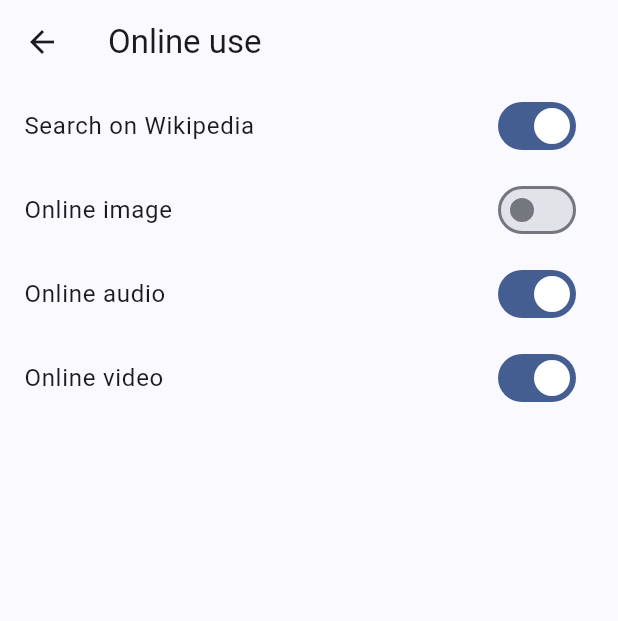
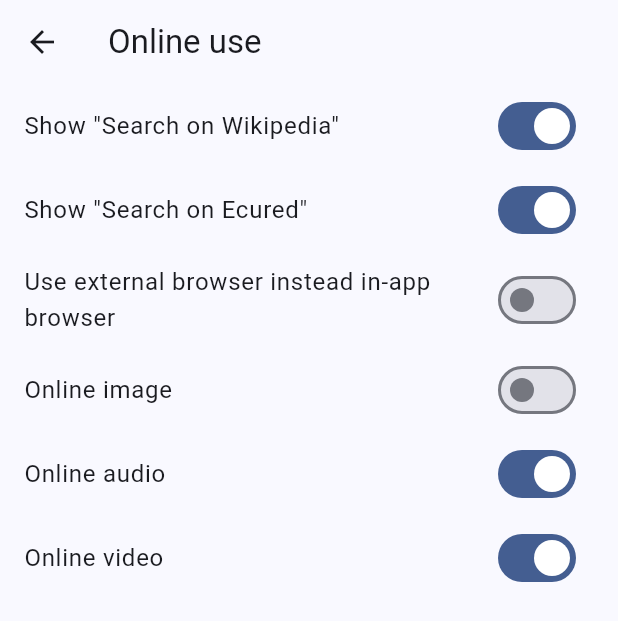
Before and after one commit to DamianAldair/guatini, a Flutter app: the OnlineUsePage screen opened directly, on a phone screen of 412 x 824 dp. Shown: the top 621 px of the screen. Run offline on Flutter 3.47's test engine with Material 2 defaults, Android fonts, the phone set to English and light mode, and no system bars; our stand-ins replace adaptive_theme, card_swiper, dio, flutter_native_splash, font_awesome_flutter, geolocator and 5 more; missing offline and left inert: audioplayers_platform_interface, dcdg, external_path, package_info_plus_platform_interface, qr_code_scanner, selectable and 3 more; accounts and stored records are empty; generated files the repository leaves out were written again; network calls fail; statements that could not run were skipped; project files that could hold a hidden picture were left out.

Commit message:
Wikipedia + Ecured

```diff
--- a/lib/l10n/app_en.arb
+++ b/lib/l10n/app_en.arb
@@ -151,10 +151,14 @@
     "sdCard": "SD card",
     "search": "Search",
     "searchHistotySize": "Search history size",
+    "searchOnEcured": "Search on Ecured",
+    "searchOnWikipedia": "Search on Wikipedia",
     "searchSpecies": "Search Species",
     "selectLocationMode": "Please, select location mode",
     "selectMode": "Select mode",
     "settings": "Settings",
+    "showSearchOnEcured": "Show \"Search on Ecured\"",
+    "showSearchOnWikipedia": "Show \"Search on Wikipedia\"",
     "skip": "Skip",
     "sound": "Sound",
     "sourceOfInfo": "Source of information",
@@ -174,10 +178,10 @@
     "university": "Technological University of Havana",
     "unknown": "Unknown",
     "unknownInfo": "Cannot be processed if the information is unknown",
+    "useExternalBrowser": "Use external browser instead in-app browser",
     "version": "Version",
     "video": "Video",
     "vulnerable": "Vulnerable",
-    "wikiSearch": "Search on Wikipedia",
     "withDimorphism": "There may be appreciable differences between the female and the male of this species",
     "withoutDimorphism": "There are no appreciable differences between the female and the male of this species",
     "yes": "Yes"
--- a/lib/l10n/app_es.arb
+++ b/lib/l10n/app_es.arb
@@ -151,10 +151,14 @@
     "sdCard": "Tarjeta SD",
     "search": "Buscar",
     "searchHistotySize": "Tamaño del historial de búsqueda",
+    "searchOnEcured": "Buscar en Ecured",
+    "searchOnWikipedia": "Buscar en Wikipedia",
     "searchSpecies": "Buscar especie",
     "selectLocationMode": "Por favor, seleccione un modo de ubicación",
     "selectMode": "Seleccionar modo",
     "settings": "Configuración",
+    "showSearchOnEcured": "Mostrar botón \"Buscar en Ecured\"",
+    "showSearchOnWikipedia": "Mostrar botón \"Buscar en Wikipedia\"",
     "skip": "Omitir",
     "sound": "Sonido",
     "sourceOfInfo": "Fuente de información",
@@ -174,10 +178,10 @@
     "university": "Universidad Tecnológica de La Habana",
     "unknown": "Desconocido",
     "unknownInfo": "No se puede procesar si la información es desconocida",
+    "useExternalBrowser": "Utilizar navegador externo en vez del incorporado en la aplicación",
     "version": "Versión",
     "video": "Vídeo",
     "vulnerable": "Vulnerable",
-    "wikiSearch": "Buscar en Wikipedia",
     "withDimorphism": "Pueden existir diferencias apreciables entre la hembra y el macho de esta especie",
     "withoutDimorphism": "No hay diferencias apreciables entre la hembra y el macho de esta especie",
     "yes": "Sí"
--- a/lib/models/wiki_models.dart
+++ b/lib/models/wiki_models.dart
@@ -34,5 +34,6 @@ class WikiResult {
     required this.url,
   });
 
-  Future<bool> launchUrl() => url_launcher.launchUrl(url);
+  // ignore: deprecated_member_use
+  Future<bool> launchUrl(bool inApp) => inApp ? url_launcher.launchUrl(url) : url_launcher.launch(url.toString());
 }
--- a/lib/pages/online_page.dart
+++ b/lib/pages/online_page.dart
@@ -21,10 +21,21 @@ class _OnlineUsePageState extends State<OnlineUsePage> {
       body: ListView(
         children: [
           SwitchListTile(
-            title: Text(AppLocalizations.of(context).wikiSearch),
+            title: Text(AppLocalizations.of(context).showSearchOnWikipedia),
             value: prefs.wikipediaOnline,
             onChanged: (value) => setState(() => prefs.wikipediaOnline = value),
           ),
+          SwitchListTile(
+            title: Text(AppLocalizations.of(context).showSearchOnEcured),
+            value: prefs.ecuredOnline,
+            onChanged: (value) => setState(() => prefs.ecuredOnline = value),
+          ),
+          if (prefs.wikipediaOnline || prefs.ecuredOnline)
+            SwitchListTile(
+              title: Text(AppLocalizations.of(context).useExternalBrowser),
+              value: prefs.externalBrowser,
+              onChanged: (value) => setState(() => prefs.externalBrowser = value),
+            ),
           SwitchListTile(
             title: Text(AppLocalizations.of(context).onlineImage),
             value: prefs.imageOnline,
--- a/lib/providers/userpreferences_provider.dart
+++ b/lib/providers/userpreferences_provider.dart
@@ -145,6 +145,18 @@ class UserPreferences {
 
   set wikipediaOnline(bool online) => _prefs!.setBool(_keyWikipediaOnline, online);
 
+  final String _keyEcuredOnline = 'ecuredOnline';
+
+  bool get ecuredOnline => _prefs!.getBool(_keyEcuredOnline) ?? true;
+
+  set ecuredOnline(bool online) => _prefs!.setBool(_keyEcuredOnline, online);
+
+  final String _keyExternalBrowser = 'externalBrowser';
+
+  bool get externalBrowser => _prefs!.getBool(_keyExternalBrowser) ?? false;
+
+  set externalBrowser(bool online) => _prefs!.setBool(_keyExternalBrowser, online);
+
   final String _keyImageOnline = 'imageOnline';
 
   // bool get imageOnline => _prefs!.getBool(_keyImageOnline) ?? true;
```
Also changed, not shown: lib/models/qr_models.dart (+8 -1 lines), lib/pages/species_details_page.dart (+22 -8 lines), lib/pages/wiki_search_page.dart (+27 -10 lines), lib/providers/wikipedia_provider.dart (+19 -7 lines).
